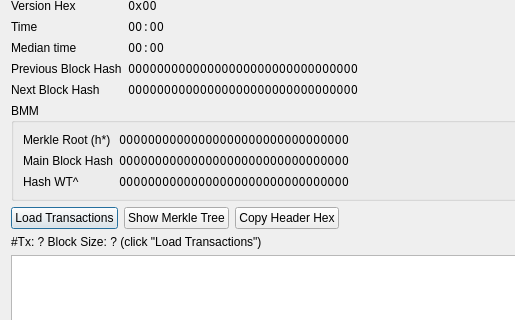
Above: src/qt/forms/blockindexdetailsdialog.ui from skydogenet/sidechains before the change; both pictures show x 0 to 515 and y 97 to 417 of the 1212 by 953 pixel window. Below: the same form after it.
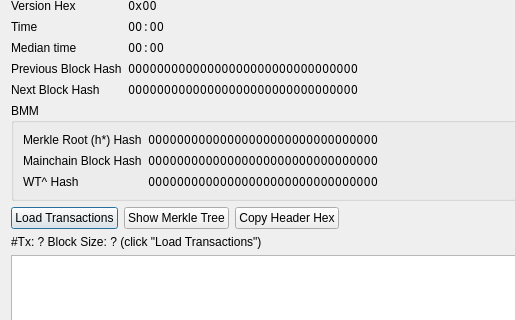
That is the form after the change.

Commit message:
Update block index details dialog & tx details
* Update BMM labels on block index details dialog

* Show prevBlockCommit on txdetails dialog

```diff
--- a/src/qt/forms/blockindexdetailsdialog.ui
+++ b/src/qt/forms/blockindexdetailsdialog.ui
@@ -456,7 +456,7 @@
       <item row="1" column="0">
        <widget class="QLabel" name="label_3">
         <property name="text">
-         <string>Main Block Hash</string>
+         <string>Mainchain Block Hash</string>
         </property>
        </widget>
       </item>
@@ -469,14 +469,14 @@
          </sizepolicy>
         </property>
         <property name="text">
-         <string>Merkle Root (h*)</string>
+         <string>Merkle Root (h*) Hash</string>
         </property>
        </widget>
       </item>
       <item row="2" column="0">
        <widget class="QLabel" name="label">
         <property name="text">
-         <string>Hash WT^ </string>
+         <string>WT^ Hash</string>
         </property>
        </widget>
       </item>
```
The commit also changes 2 other files.
